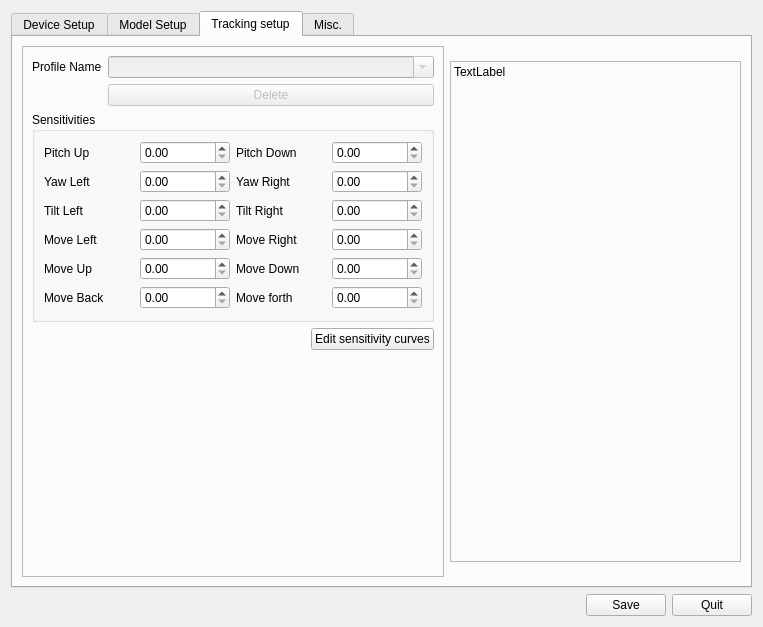
Above: branches/michal/src/qt_gui/ltr.ui from uglyDwarf/linuxtrack before the change. Below: the same form after it.
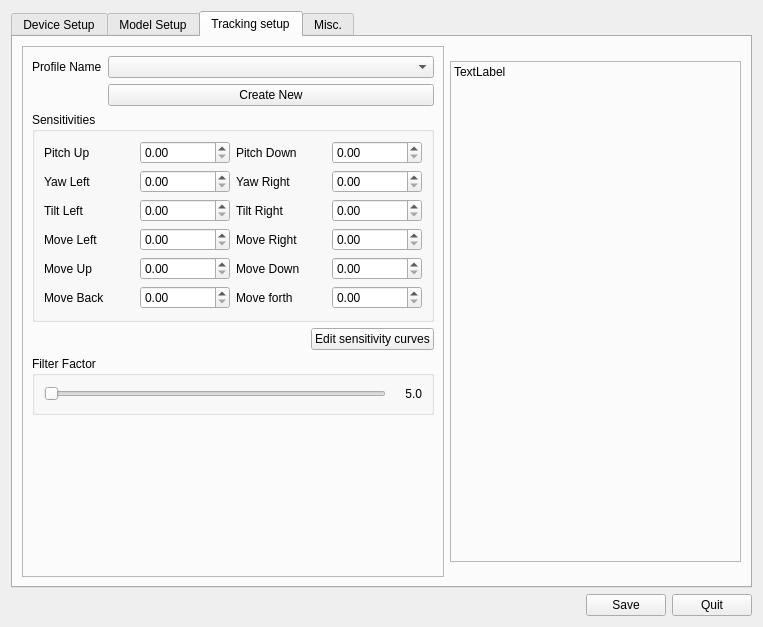
That is the form after the change. The open tabs and pages were chosen to show the change. Icons and pictures are not drawn.

Commit message: Added Filter factor to gui. Started to add code for profiles.

```diff
--- a/branches/michal/src/qt_gui/ltr.ui
+++ b/branches/michal/src/qt_gui/ltr.ui
@@ -1322,20 +1322,20 @@
                 <item row="0" column="1">
                  <widget class="QComboBox" name="comboBox">
                   <property name="enabled">
-                   <bool>false</bool>
+                   <bool>true</bool>
                   </property>
                   <property name="editable">
-                   <bool>true</bool>
+                   <bool>false</bool>
                   </property>
                  </widget>
                 </item>
                 <item row="1" column="1">
                  <widget class="QPushButton" name="pushButton_4">
                   <property name="enabled">
-                   <bool>false</bool>
+                   <bool>true</bool>
                   </property>
                   <property name="text">
-                   <string>Delete</string>
+                   <string>Create New</string>
                   </property>
                  </widget>
                 </item>
@@ -1504,6 +1504,44 @@
                 </item>
                </layout>
               </item>
+              <item>
+               <widget class="QGroupBox" name="groupBox_2">
+                <property name="title">
+                 <string>Filter Factor</string>
+                </property>
+                <layout class="QHBoxLayout" name="horizontalLayout_21">
+                 <item>
+                  <widget class="QSlider" name="FilterSlider">
+                   <property name="minimum">
+                    <number>1</number>
+                   </property>
+                   <property name="maximum">
+                    <number>100</number>
+                   </property>
+                   <property name="orientation">
+                    <enum>Qt::Horizontal</enum>
+                   </property>
+                  </widget>
+                 </item>
+                 <item>
+                  <widget class="QLabel" name="FilterValue">
+                   <property name="minimumSize">
+                    <size>
+                     <width>30</width>
+                     <height>18</height>
+                    </size>
+                   </property>
+                   <property name="text">
+                    <string>5.0</string>
+                   </property>
+                   <property name="alignment">
+                    <set>Qt::AlignRight|Qt::AlignTrailing|Qt::AlignVCenter</set>
+                   </property>
+                  </widget>
+                 </item>
+                </layout>
+               </widget>
+              </item>
               <item>
                <spacer name="verticalSpacer_3">
                 <property name="orientation">
```
Left out of the diff: 6 changed lines with no effect on the pictures. The commit also changes 6 other files.
